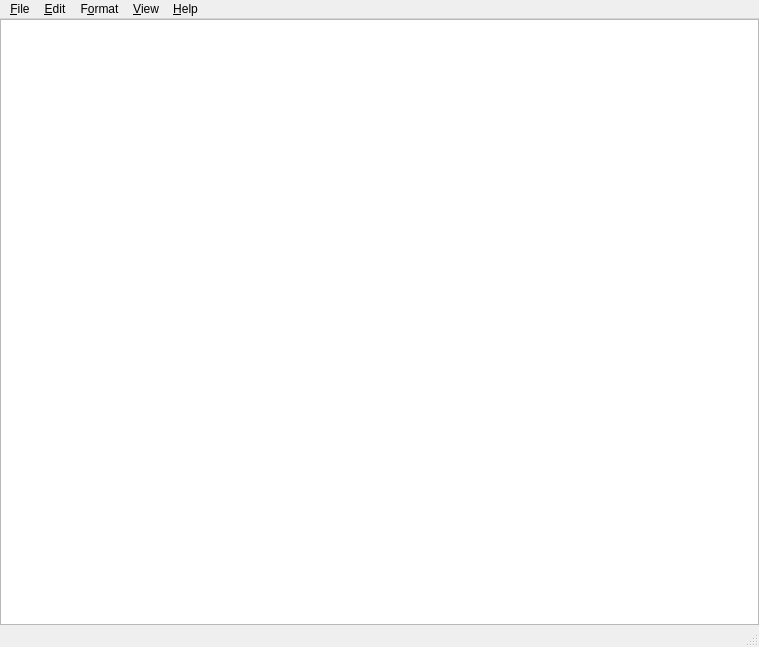
Qt form Qt/mainwindow.ui (dbarshan/MyPad) before a commit.
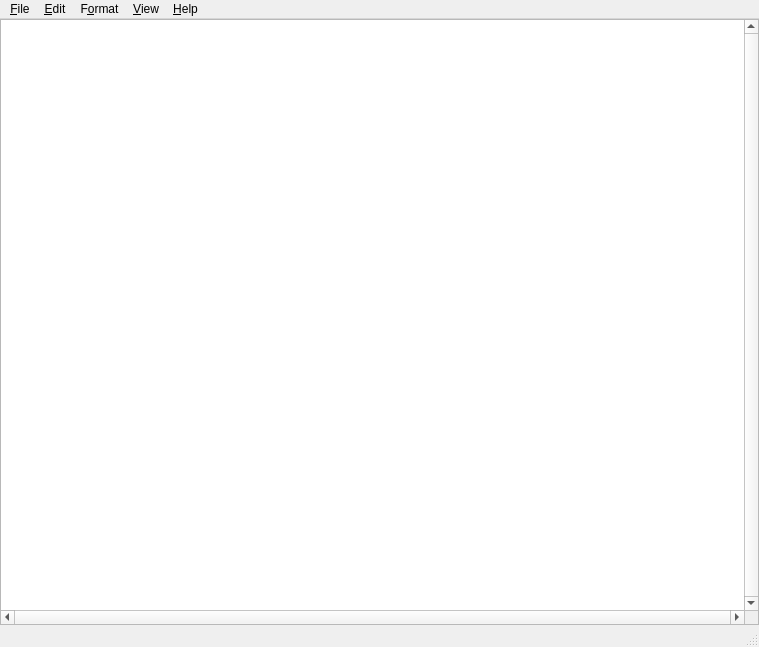
The same form after that commit. Icons and pictures are not drawn.

Diff of the .ui file:
```diff
--- a/Qt/mainwindow.ui
+++ b/Qt/mainwindow.ui
@@ -54,6 +54,12 @@
         <pointsize>11</pointsize>
        </font>
       </property>
+      <property name="verticalScrollBarPolicy">
+       <enum>Qt::ScrollBarAlwaysOn</enum>
+      </property>
+      <property name="horizontalScrollBarPolicy">
+       <enum>Qt::ScrollBarAlwaysOn</enum>
+      </property>
       <property name="lineWrapMode">
        <enum>QPlainTextEdit::NoWrap</enum>
       </property>
```
